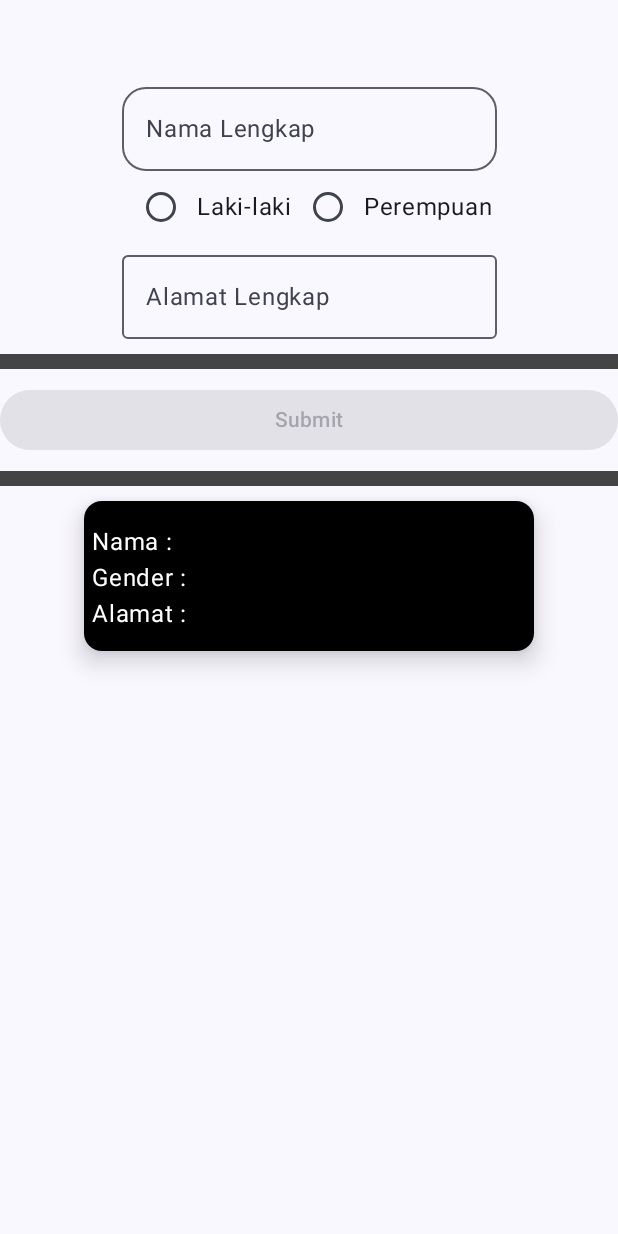
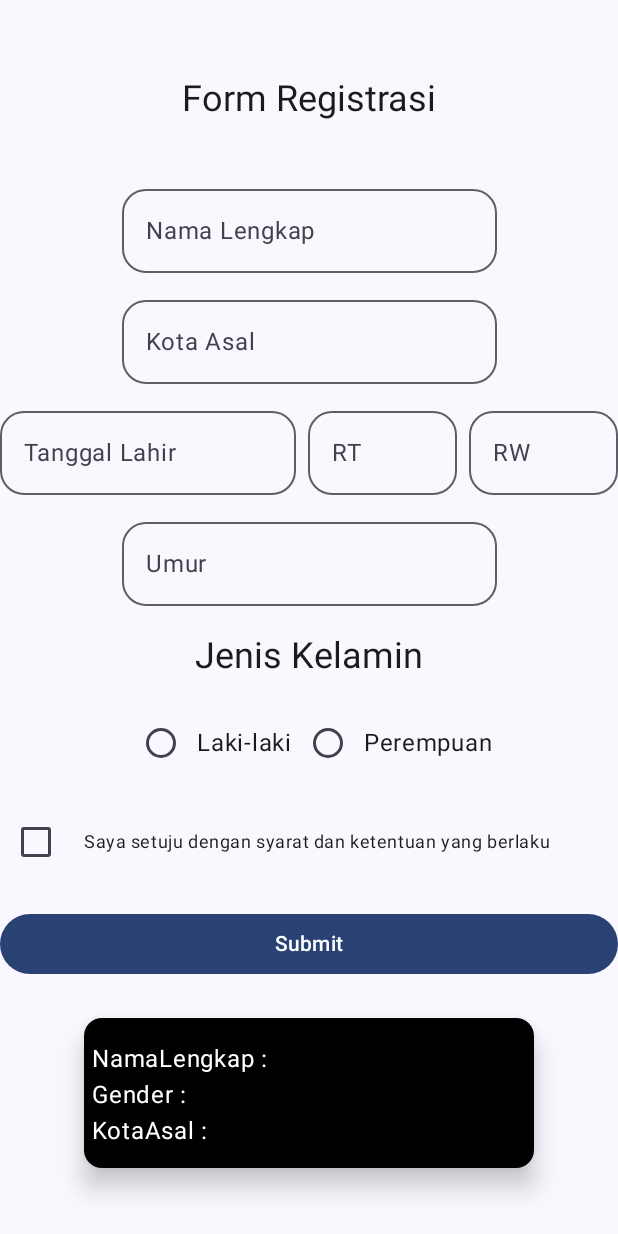
Before and after one commit to anandajuliar/QuestUserInput_046, an Android app built with Jetpack Compose: the screen it shows after launch (MainActivity), on a phone screen of 412 x 824 dp. Run offline under Robolectric (Android 15) with nearby library versions, the phone set to English and light mode, and no system bars.

Commit message:
adding missing items

```diff
--- a/app/src/main/java/com/example/questuserinput_046/Form.kt
+++ b/app/src/main/java/com/example/questuserinput_046/Form.kt
@@ -70,6 +70,7 @@ fun RegistrationForm(modifier: Modifier = Modifier) {
             style = MaterialTheme.typography.headlineSmall,
             modifier = Modifier.padding(bottom = 16.dp)
         )
+        Spacer(modifier = Modifier.height(20.dp))
         OutlinedTextField(
             value = textNamaLengkap,
             singleLine = true,
@@ -80,6 +81,7 @@ fun RegistrationForm(modifier: Modifier = Modifier) {
                 textNamaLengkap = it
             }
         )
+        Spacer(modifier = Modifier.height(10.dp))
         OutlinedTextField(
             value = textKotaAsal,
             singleLine = true,
@@ -90,6 +92,7 @@ fun RegistrationForm(modifier: Modifier = Modifier) {
                 textKotaAsal = it
             }
         )
+        Spacer(modifier = Modifier.height(10.dp))
         Row(
             modifier = Modifier.fillMaxWidth(),
             horizontalArrangement = Arrangement.spacedBy(8.dp),
@@ -115,7 +118,19 @@ fun RegistrationForm(modifier: Modifier = Modifier) {
                     textRT = it
                 }
             )
+            OutlinedTextField(
+                value = textRW,
+                singleLine = true,
+                shape = MaterialTheme.shapes.large,
+                modifier = Modifier.weight(1f),
+                label = { Text(text = "RW") },
+                onValueChange = {
+                    textRW = it
+                }
+            )
+
         }
+        Spacer(modifier = Modifier.height(10.dp))
         OutlinedTextField(
             value = textUmur,
             singleLine = true,
@@ -126,11 +141,13 @@ fun RegistrationForm(modifier: Modifier = Modifier) {
                 textUmur = it
             }
         )
+        Spacer(modifier = Modifier.height(17.dp))
         Text(
             text = "Jenis Kelamin",
             style = MaterialTheme.typography.headlineSmall,
             modifier = Modifier.padding(bottom = 8.dp)
         )
+        Spacer(modifier = Modifier.height(10.dp))
         Row {
             gender.forEach { item ->
                 Row(modifier = Modifier.selectable(
@@ -147,6 +164,7 @@ fun RegistrationForm(modifier: Modifier = Modifier) {
                 }
             }
         }
+        Spacer(modifier = Modifier.height(10.dp))
         Row(
             modifier = Modifier
                 .fillMaxWidth()
@@ -167,6 +185,7 @@ fun RegistrationForm(modifier: Modifier = Modifier) {
                 modifier = Modifier.padding(start = 8.dp)
             )
         }
+        Spacer(modifier = Modifier.height(20.dp))
         Button(
             modifier = Modifier.fillMaxWidth(fraction = 1f),
             onClick = {
@@ -177,6 +196,7 @@ fun RegistrationForm(modifier: Modifier = Modifier) {
         ) {
             Text(text = stringResource(id = R.string.submit))
         }
+        Spacer(modifier = Modifier.height(25.dp))
         ElevatedCard(
             elevation = CardDefaults.cardElevation(defaultElevation = 10.dp),
             colors = CardDefaults.cardColors(containerColor =Color.Black),
--- a/app/src/main/java/com/example/questuserinput_046/MainActivity.kt
+++ b/app/src/main/java/com/example/questuserinput_046/MainActivity.kt
@@ -20,7 +20,7 @@ class MainActivity : ComponentActivity() {
         setContent {
             QuestUserInput_046Theme {
                 Scaffold(modifier = Modifier.fillMaxSize()) { innerPadding ->
-                    FormatDataDiri(
+                    RegistrationForm(
                         modifier = Modifier.padding(innerPadding)
                     )
                 }
```
